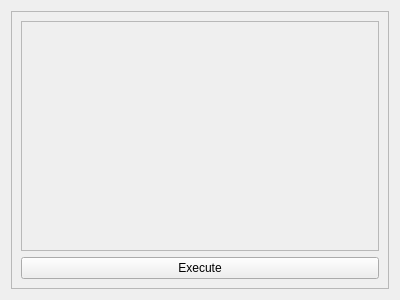
AstroStacking/AstroStack, file src/Main/Multi2MultiProcessing/multi2multiprocessing.ui: the form before one commit.
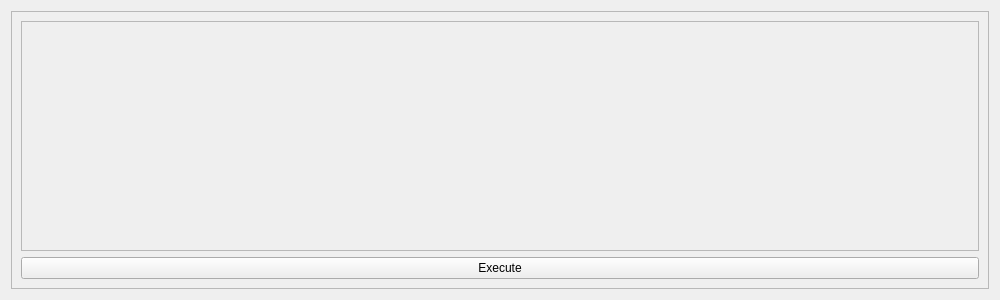
The form after the commit.

Patch:
```diff
--- a/src/Main/Multi2MultiProcessing/multi2multiprocessing.ui
+++ b/src/Main/Multi2MultiProcessing/multi2multiprocessing.ui
@@ -6,7 +6,7 @@
    <rect>
     <x>0</x>
     <y>0</y>
-    <width>400</width>
+    <width>1000</width>
     <height>300</height>
    </rect>
   </property>
```
